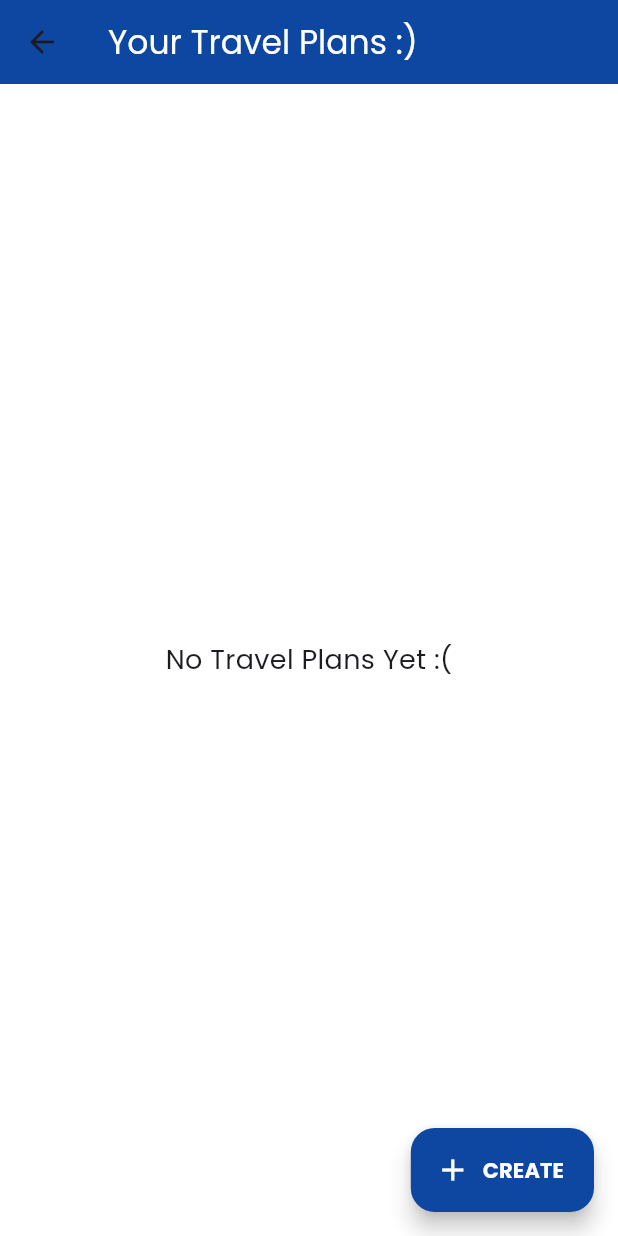
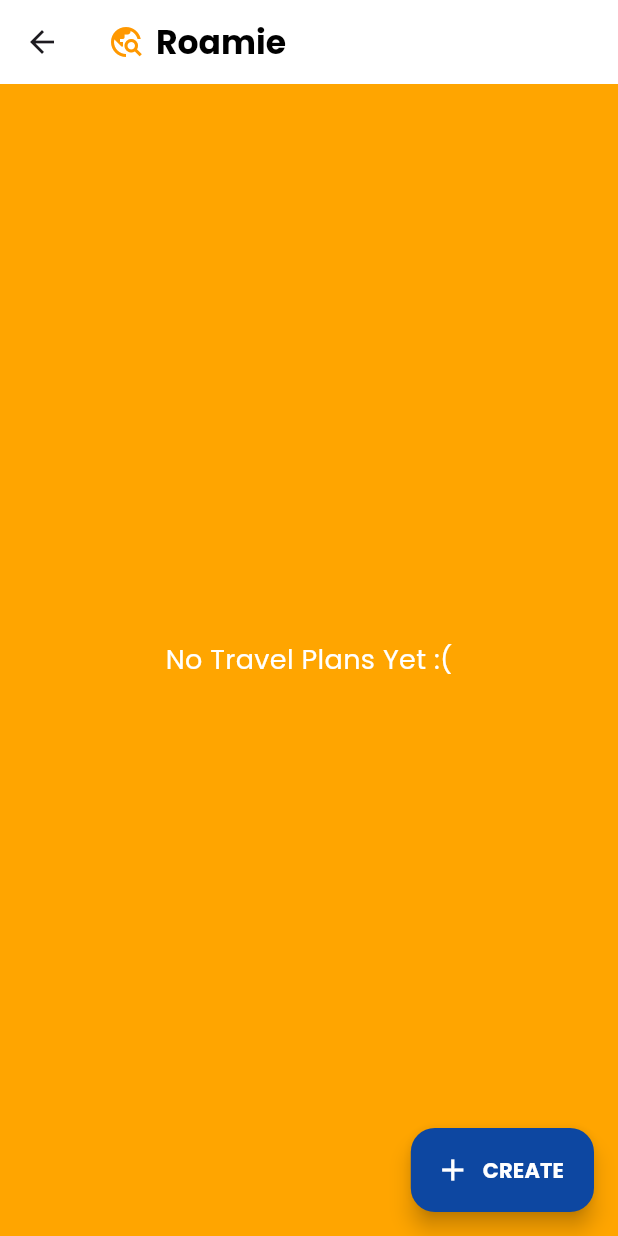
Before and after one commit to CMSC-23-2nd-Sem-2024-2025/Roamie-app, a Flutter app: the TravelPlansPage screen opened directly, on a phone screen of 412 x 824 dp. Run offline on Flutter 3.47's test engine with Material 3 defaults, Android fonts, the phone set to English and light mode, and no system bars; our stand-ins replace cloud_firestore, firebase_auth, firebase_core, google_sign_in, image_picker; accounts and stored records are empty; generated files the repository leaves out were written again; statements that could not run were skipped.

```diff
--- a/lib/screens/travel_plans_page.dart
+++ b/lib/screens/travel_plans_page.dart
@@ -1,8 +1,8 @@
+import 'dart:convert';
 import 'package:flutter/material.dart';
 import 'package:provider/provider.dart';
-
 import '../models/travel_model.dart';
-import '../provider/travel_provider.dart'; // <-- your provider
+import '../provider/travel_provider.dart';
 import 'travel_plans_form.dart';
 import 'travel_details_page.dart';
 
@@ -26,39 +26,127 @@ class _TravelPlansPageState extends State<TravelPlansPage> {
 
   @override
   Widget build(BuildContext context) {
-    final plans = context.watch<TravelProvider>().plans;
+    final provider = context.watch<TravelProvider>();
+    final plans = provider.plans;
+    final currentUserId = provider.currentUserId;
+
+    if (currentUserId == null) {
+      return const Scaffold(
+        body: Center(child: Text('Please log in to see your travel plans')),
+      );
+    }
+
+    // Separate owned and shared plans
+    final ownedPlans = plans.where((p) => p.ownerId == currentUserId).toList();
+    final sharedPlans = plans
+        .where((p) =>
+            p.ownerId != currentUserId &&
+            (p.sharedWith?.contains(currentUserId) ?? false))
+        .toList();
 
     return Scaffold(
-      backgroundColor: Color(0xffffffff),
+      backgroundColor: const Color(0xFFFFA500), // Orange background
       appBar: AppBar(
-        backgroundColor: Colors.blue[900],
-        title: const Text("Your Travel Plans :)",
-            style: TextStyle(color: Colors.white)),
+        backgroundColor: Colors.white,
+        elevation: 0,
+        title: Row(
+          children: const [
+            Icon(Icons.travel_explore, color: Colors.orange),
+            SizedBox(width: 8),
+            Text("Roamie",
+                style: TextStyle(
+                    color: Colors.black, fontWeight: FontWeight.bold)),
+          ],
         ),
-      body: plans.isEmpty
+      ),
+      body: (ownedPlans.isEmpty && sharedPlans.isEmpty)
           ? const Center(
               child: Text("No Travel Plans Yet :(",
-                  style: TextStyle(fontSize: 18)))
-          : ListView.builder(
-              padding: const EdgeInsets.all(20),
-              itemCount: plans.length,
-              itemBuilder: (context, index) => GestureDetector(
+                  style: TextStyle(fontSize: 18, color: Colors.white)),
+            )
+          : SingleChildScrollView(
+              padding: const EdgeInsets.all(12),
+              child: Column(
+                crossAxisAlignment: CrossAxisAlignment.start,
+                children: [
+                  if (ownedPlans.isNotEmpty) ...[
+                    const Text(
+                      "Your Travel Plans",
+                      style: TextStyle(
+                        color: Colors.white,
+                        fontSize: 18,
+                        fontWeight: FontWeight.bold,
+                      ),
+                    ),
+                    const SizedBox(height: 12),
+                    GridView.builder(
+                      shrinkWrap: true,
+                      physics: const NeverScrollableScrollPhysics(),
+                      itemCount: ownedPlans.length,
+                      gridDelegate:
+                          const SliverGridDelegateWithFixedCrossAxisCount(
+                        crossAxisCount: 2,
+                        crossAxisSpacing: 12,
+                        mainAxisSpacing: 12,
+                        childAspectRatio: 1,
+                      ),
+                      itemBuilder: (context, index) {
+                        final plan = ownedPlans[index];
+                        return GestureDetector(
                           onTap: () => Navigator.push(
                             context,
                             MaterialPageRoute(
-                      builder: (_) => DetailsScreen(plan: plans[index])),
+                                builder: (_) => DetailsScreen(plan: plan)),
                           ),
-                child: _buildTravelCard(plans[index], index),
+                          child: _buildTravelCard(plan, index),
+                        );
+                      },
+                    ),
+                  ],
+                  if (sharedPlans.isNotEmpty) ...[
+                    const SizedBox(height: 24),
+                    const Text(
+                      "Shared With You",
+                      style: TextStyle(
+                        color: Colors.white,
+                        fontSize: 18,
+                        fontWeight: FontWeight.bold,
+                      ),
+                    ),
+                    const SizedBox(height: 12),
+                    GridView.builder(
+                      shrinkWrap: true,
+                      physics: const NeverScrollableScrollPhysics(),
+                      itemCount: sharedPlans.length,
+                      gridDelegate:
+                          const SliverGridDelegateWithFixedCrossAxisCount(
+                        crossAxisCount: 2,
+                        crossAxisSpacing: 12,
+                        mainAxisSpacing: 12,
+                        childAspectRatio: 1,
+                      ),
+                      itemBuilder: (context, index) {
+                        final plan = sharedPlans[index];
+                        return GestureDetector(
+                          onTap: () => Navigator.push(
+                            context,
+                            MaterialPageRoute(
+                                builder: (_) => DetailsScreen(plan: plan)),
+                          ),
+                          child: _buildTravelCard(plan, index),
+                        );
+                      },
+                    ),
+                  ],
+                ],
               ),
             ),
       floatingActionButton: FloatingActionButton.extended(
         backgroundColor: Colors.blue[900],
-        onPressed: () {
-          Navigator.push(
+        onPressed: () => Navigator.push(
             context,
             MaterialPageRoute(
-                  builder: (context) => const TravelPlanFormScreen()));
-        },
+                builder: (context) => const TravelPlanFormScreen())),
         icon: const Icon(Icons.add, color: Colors.white),
         label: const Text("CREATE",
             style: TextStyle(color: Colors.white, fontWeight: FontWeight.bold)),
@@ -67,30 +155,89 @@ class _TravelPlansPageState extends State<TravelPlansPage> {
   }
 
   Widget _buildTravelCard(TravelPlan plan, int index) {
-    final backgroundColor = index.isEven
-        ? Colors.orange.withOpacity(0.85)
-        : Colors.blue.withOpacity(0.85);
+    final imageWidget = _buildImage(plan);
+    final startDate = plan.startDate;
+    final endDate = plan.endDate;
 
-    return Container(
-      margin: const EdgeInsets.only(bottom: 20),
-      padding: const EdgeInsets.all(16),
+    return ClipRRect(
+      borderRadius: BorderRadius.circular(12),
+      child: Stack(
+        fit: StackFit.expand,
+        children: [
+          imageWidget,
+          Container(
             decoration: BoxDecoration(
-        color: backgroundColor,
-        borderRadius: BorderRadius.circular(12),
+              gradient: LinearGradient(
+                colors: [
+                  Colors.black.withOpacity(0.6),
+                  Colors.transparent,
+                ],
+                begin: Alignment.bottomCenter,
+                end: Alignment.topCenter,
               ),
+            ),
+          ),
+          Padding(
+            padding: const EdgeInsets.all(12),
+            child: Align(
+              alignment: Alignment.bottomLeft,
               child: Column(
+                mainAxisAlignment: MainAxisAlignment.end,
                 crossAxisAlignment: CrossAxisAlignment.start,
                 children: [
-          Text(plan.place,
-              style:
-                  const TextStyle(fontWeight: FontWeight.bold, fontSize: 16)),
-          const SizedBox(height: 8),
-          Text("Start Date: ${plan.startDate}"),
-          Text("End Date: ${plan.endDate}"),
-          const SizedBox(height: 8),
-          Text("Notes: ${plan.notes}"),
+                  Text(
+                    startDate == endDate
+                        ? _formatDate(startDate)
+                        : "${_formatDate(startDate)} to ${_formatDate(endDate)}",
+                    style: const TextStyle(
+                      color: Colors.white,
+                      fontWeight: FontWeight.bold,
+                      fontSize: 12,
+                    ),
+                  ),
+                  Text(
+                    plan.place,
+                    style: const TextStyle(
+                      color: Colors.white,
+                      fontSize: 14,
+                      fontWeight: FontWeight.bold,
+                    ),
+                  ),
+                  Text(
+                    plan.location,
+                    style: const TextStyle(color: Colors.white70, fontSize: 12),
+                  ),
+                ],
+              ),
+            ),
+          ),
         ],
       ),
     );
   }
+
+  Widget _buildImage(TravelPlan plan) {
+    if (plan.imageBase64 != null && plan.imageBase64!.isNotEmpty) {
+      return Image.memory(
+        base64Decode(plan.imageBase64!),
+        fit: BoxFit.cover,
+      );
+    } else {
+      return Image.asset(
+        'lib/assets/placeholder.jpg',
+        fit: BoxFit.cover,
+      );
     }
+  }
+
+  String _formatDate(String date) {
+    try {
+      final parts = date.split('-');
+      final month = parts[1];
+      final day = parts[2];
+      return "$month/$day";
+    } catch (_) {
+      return date;
+    }
+  }
+}
```
Lines whose indentation alone changed are shown as unchanged.
